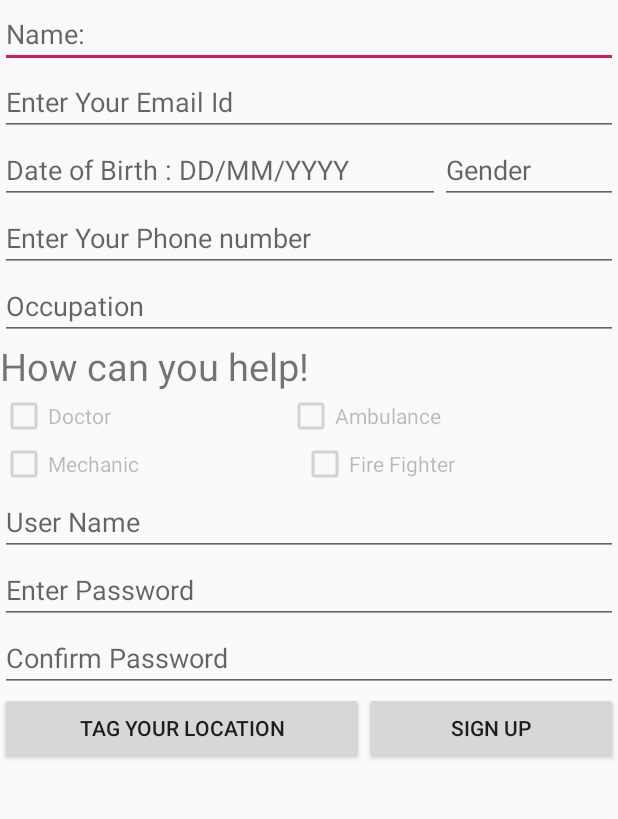
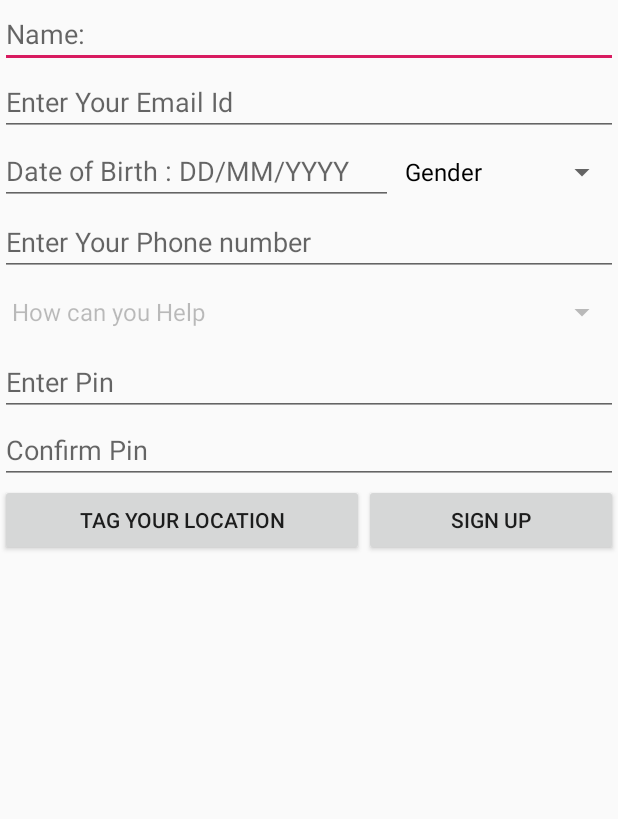
Before and after one commit to vhasija18/Aide, an Android app: the Signup screen opened directly, with no data from a screen before it, on a phone screen of 412 x 824 dp, the part 86-905 px from its top. Run offline under Robolectric (Android 15) with nearby library versions, the phone set to English and light mode, and no system bars.

Commit message:
2nd upload

```diff
--- a/app/src/main/java/com/example/vhasija/aide/Maps.java
+++ b/app/src/main/java/com/example/vhasija/aide/Maps.java
@@ -55,19 +55,11 @@ public class Maps extends FragmentActivity implements OnMapReadyCallback,
     }
 
 
-    /**
-     * Manipulates the map once available.
-     * This callback is triggered when the map is ready to be used.
-     * This is where we can add markers or lines, add listeners or move the camera. In this case,
-     * we just add a marker near Sydney, Australia.
-     * If Google Play services is not installed on the device, the user will be prompted to install
-     * it inside the SupportMapFragment. This method will only be triggered once the user has
-     * installed Google Play services and returned to the app.
-     */
+
     @Override
     public void onMapReady(GoogleMap googleMap) {
         mMap = googleMap;
-        mMap.setMapType(GoogleMap.MAP_TYPE_HYBRID);
+        mMap.setMapType(GoogleMap.MAP_TYPE_NORMAL);
 
         //Initialize Google Play Services
         if (android.os.Build.VERSION.SDK_INT >= Build.VERSION_CODES.M) {
--- a/app/src/main/java/com/example/vhasija/aide/Maps_Login.java
+++ b/app/src/main/java/com/example/vhasija/aide/Maps_Login.java
@@ -50,19 +50,11 @@ public class Maps_Login extends FragmentActivity implements OnMapReadyCallback,
     }
 
 
-    /**
-     * Manipulates the map once available.
-     * This callback is triggered when the map is ready to be used.
-     * This is where we can add markers or lines, add listeners or move the camera. In this case,
-     * we just add a marker near Sydney, Australia.
-     * If Google Play services is not installed on the device, the user will be prompted to install
-     * it inside the SupportMapFragment. This method will only be triggered once the user has
-     * installed Google Play services and returned to the app.
-     */
+
     @Override
     public void onMapReady(GoogleMap googleMap) {
         mMap = googleMap;
-        mMap.setMapType(GoogleMap.MAP_TYPE_HYBRID);
+        mMap.setMapType(GoogleMap.MAP_TYPE_NORMAL);
 
         //Initialize Google Play Services
         if (android.os.Build.VERSION.SDK_INT >= Build.VERSION_CODES.M) {
--- a/app/src/main/java/com/example/vhasija/aide/Signup.java
+++ b/app/src/main/java/com/example/vhasija/aide/Signup.java
@@ -8,49 +8,56 @@ import android.support.v7.app.AppCompatActivity;
 import android.support.v7.widget.Toolbar;
 import android.util.Log;
 import android.view.View;
+import android.widget.AdapterView;
 import android.widget.ArrayAdapter;
 import android.widget.AutoCompleteTextView;
 import android.widget.CheckBox;
 import android.widget.EditText;
 import android.widget.RadioButton;
+import android.widget.Spinner;
 
 public class Signup extends AppCompatActivity {
 
 
     double longitude =00.00;
     double latitude  =00.00;
-    CheckBox firefigther,doctor,mechanic,ambulance;
-    AutoCompleteTextView gender,occupation;
     RadioButton  user,aide;
-    EditText  name,email,dob,phone,username,password,confirmpassword;
-    String Occupation[] = {"Doctor","Teacher", "Surgeon","Dentist","Fire Figther", "ParaMedic", "Police Officer"};
-    String Gender[]= {"Male","Female"};
-    String name_value,email_value,dob_value,phone_value,username_value,password_value,confirmpassword_value,
+    EditText  name,email,dob,phone,pin,confirmpin;
+    String Occupation[] = {"How can you Help","Doctor","Teacher", "Surgeon","Dentist","Fire Figther", "ParaMedic", "Police Officer"};
+    String Gender[]= {"Gender","Male","Female"};
+    String name_value,email_value,dob_value,phone_value,pin_value,confirmpin_value,
             gender_value,occupation_value;
-    String occupation1,occupation2,occupation3,occupation4;
     int flag =1;
+    Spinner occupation,gender;
     protected void onCreate(Bundle savedInstanceState) {
         super.onCreate(savedInstanceState);
-        setContentView(R.layout.activity_signup);
-        firefigther = (CheckBox) findViewById(R.id.signup_Fire_Fighter);
-        doctor      = (CheckBox) findViewById(R.id.signup_Doctor);
-        mechanic    = (CheckBox) findViewById(R.id.signup_Mechanic);
-        ambulance   = (CheckBox) findViewById(R.id.signup_Ambulance);
-        gender      = (AutoCompleteTextView) findViewById(R.id.signup_Gender);
-        occupation  = (AutoCompleteTextView) findViewById(R.id.signup_Occupation);
+        setContentView(R.layout.activity_signup);;
+        occupation  = (Spinner) findViewById(R.id.signup_help);
+        gender      = (Spinner) findViewById(R.id.signup_gender);
         name        = (EditText) findViewById(R.id.signup_Name);
         email       = (EditText) findViewById(R.id.signup_email);
         phone       = (EditText) findViewById(R.id.signup_phone);
         dob         = (EditText) findViewById(R.id.signup_dob);
-        username    = (EditText) findViewById(R.id.signup_userName);
-        password    = (EditText) findViewById(R.id.signup_password);
-        confirmpassword = (EditText) findViewById(R.id.signup_confirmpassword);
+        pin    = (EditText) findViewById(R.id.signup_pin);
+        confirmpin = (EditText) findViewById(R.id.signup_confirmpin);
         ArrayAdapter adapter = new ArrayAdapter(this, R.layout.support_simple_spinner_dropdown_item,Gender);
         ArrayAdapter adapter1 = new ArrayAdapter(this,R.layout.support_simple_spinner_dropdown_item,Occupation);
         gender.setAdapter(adapter);
-        gender.setThreshold(1);
+        gender.setOnItemSelectedListener(new AdapterView.OnItemSelectedListener() {
+            @Override
+            public void onItemSelected(AdapterView<?> parent, View view, int position, long id) {
+                gender_value= parent.getItemAtPosition(position).toString();
+                System.out.println(gender_value);
+            }
+
+            @Override
+            public void onNothingSelected(AdapterView<?> parent) {
+
+            }
+        });
         occupation.setAdapter(adapter1);
-        occupation.setThreshold(1);
+        occupation.setEnabled(false);
+
             }
     public void Maps(View view) {
         Intent intent = new Intent(Signup.this,Maps.class);
@@ -64,13 +71,24 @@ public class Signup extends AppCompatActivity {
             switch(view.getId())
             {
                 case R.id.signup_User:
+                    occupation.setEnabled(false);
                     break;
                 case R.id.signup_Aide:
-                    doctor.setEnabled(true);
-                    mechanic.setEnabled(true);
-                    firefigther.setEnabled(true);
-                    ambulance.setEnabled(true);
                     flag =-1;
+                    occupation.setEnabled(true);
+                    occupation.setOnItemSelectedListener(new AdapterView.OnItemSelectedListener() {
+                        @Override
+                        public void onItemSelected(AdapterView<?> parent, View view, int position, long id) {
+                            occupation_value= parent.getItemAtPosition(position).toString();
+                            System.out.println(occupation_value);
+                        }
+
+                        @Override
+                        public void onNothingSelected(AdapterView<?> parent) {
+
+                        }
+                    });
+
                     break;
             }
         }
@@ -92,24 +110,6 @@ public class Signup extends AppCompatActivity {
         System.out.println("MIke");
         if(flag== -1)
           {
-              if(doctor.isChecked())
-              {
-                  occupation1 = "doctor";
-              }
-              if(mechanic.isChecked())
-              {
-                  occupation2= "Mechanic";
-              }
-
-              if(firefigther.isChecked())
-              {
-                  occupation3 ="Fire Figther";
-              }
-
-              if(ambulance.isChecked())
-              {
-                  occupation4 = "Ambulance";
-              }
 
           }
 
@@ -117,11 +117,8 @@ public class Signup extends AppCompatActivity {
         email_value = email.getText().toString();
         phone_value = phone.getText().toString();
         dob_value   = dob.getText().toString();
-        username_value = username.getText().toString();
-        password_value = password.getText().toString();
-        confirmpassword_value= confirmpassword.getText().toString();
-        gender_value =gender.getText().toString();
-        occupation_value= occupation.getText().toString();
+        pin_value = pin.getText().toString();
+        confirmpin_value= confirmpin.getText().toString();
 
         System.out.println(name_value);
         System.out.println(email_value);
@@ -129,18 +126,10 @@ public class Signup extends AppCompatActivity {
         System.out.println(phone_value);
         System.out.println(gender_value);
         System.out.println(occupation_value);
-        System.out.println(username_value);
-        System.out.println(password_value);
-        System.out.println(confirmpassword_value);
-        System.out.println(occupation1);
-        System.out.println(occupation2);
-        System.out.println(occupation3);
-        System.out.println(occupation4);
+        System.out.println(pin_value);
+        System.out.println(confirmpin_value);
         System.out.println(latitude);
         System.out.println(longitude);
-
-
-jhjsdsahjdhsajhdkjashdkjahdkja
 
     }
 
--- a/app/src/main/res/layout/activity_login.xml
+++ b/app/src/main/res/layout/activity_login.xml
@@ -27,7 +27,7 @@
             android:layout_height="wrap_content"
             android:ems="10"
             android:inputType="textPersonName"
-            android:hint="Enter User ID" />
+            android:hint="Enter Your Email Id/Phone" />
 
         <EditText
             android:id="@+id/Password"
--- a/app/src/main/res/layout/activity_signup.xml
+++ b/app/src/main/res/layout/activity_signup.xml
@@ -68,12 +68,14 @@
         android:layout_weight=".60"
         android:hint="Date of Birth : DD/MM/YYYY" />
 
-    <AutoCompleteTextView
-        android:id="@+id/signup_Gender"
-        android:layout_width="wrap_content"
-        android:layout_height="wrap_content"
-        android:layout_weight=".40"
-        android:hint="Gender"/>
+        <Spinner
+            android:id="@+id/signup_gender"
+            android:layout_width="wrap_content"
+            android:layout_height="wrap_content"
+            android:spinnerMode="dropdown"
+            android:layout_weight=".4"
+            android:autofillHints="Gender"/>
+
     </LinearLayout>
 
 
@@ -87,97 +89,31 @@
         android:hint="Enter Your Phone number"/>
 
 
-        <AutoCompleteTextView
-            android:id="@+id/signup_Occupation"
+        <Spinner
+            android:id="@+id/signup_help"
             android:layout_width="match_parent"
             android:layout_height="wrap_content"
-            android:hint="Occupation" />
+            android:spinnerMode="dropdown"
+            android:autofillHints="How can you Help!" />
 
 
-    <LinearLayout
-        android:layout_width="match_parent"
-        android:layout_height="wrap_content"
-        android:id="@+id/layout3"
-        android:orientation="vertical"
-        android:visibility="visible">
-        <TextView
-            android:id="@+id/textView6"
-            android:layout_width="match_parent"
-            android:layout_height="wrap_content"
-            android:text="How can you help!"
-            android:textSize="25dp"/>
 
-        <LinearLayout
-            android:layout_width="match_parent"
-            android:layout_height="wrap_content"
-            android:id="@+id/layout4"
-            android:orientation="horizontal"
-            android:visibility="visible">
-        <CheckBox
-        android:id="@+id/signup_Doctor"
-        android:layout_width="wrap_content"
-        android:layout_height="wrap_content"
-        android:text="Doctor"
-        android:layout_weight=".50"
-        android:enabled="false"    />
-
-    <CheckBox
-        android:id="@+id/signup_Ambulance"
-        android:layout_width="wrap_content"
-        android:layout_height="wrap_content"
-        android:text="Ambulance"
-        android:layout_weight=".5"
-        android:enabled="false"/>
-        </LinearLayout>
-        <LinearLayout
-            android:layout_width="match_parent"
-            android:layout_height="wrap_content"
-            android:id="@+id/layout5"
-            android:orientation="horizontal"
-            android:visibility="visible">
-    <CheckBox
-        android:id="@+id/signup_Mechanic"
-        android:layout_width="wrap_content"
-        android:layout_height="wrap_content"
-        android:text="Mechanic"
-        android:layout_weight=".5"
-        android:enabled="false"/>
-
-    <CheckBox
-        android:id="@+id/signup_Fire_Fighter"
-        android:layout_width="wrap_content"
-        android:layout_height="wrap_content"
-        android:text="Fire Fighter"
-        android:layout_weight=".5"
-        android:enabled="false"/>
-
-        </LinearLayout>
-
-    </LinearLayout>
 
     <EditText
-        android:id="@+id/signup_userName"
-        android:layout_width="match_parent"
-        android:layout_height="wrap_content"
-        android:ems="10"
-        android:inputType="textPersonName"
-        android:hint="User Name" />
-
-    <EditText
-        android:id="@+id/signup_password"
+        android:id="@+id/signup_pin"
         android:layout_width="match_parent"
         android:layout_height="wrap_content"
         android:ems="10"
         android:inputType="numberPassword"
-        android:hint="Enter Password"/>
+        android:hint="Enter Pin"/>
 
     <EditText
-        android:id="@+id/signup_confirmpassword"
+        android:id="@+id/signup_confirmpin"
         android:layout_width="match_parent"
         android:layout_height="wrap_content"
         android:ems="10"
         android:inputType="numberPassword"
-        android:hint="Confirm Password"/>
+        android:hint="Confirm Pin"/>
     <LinearLayout
         android:layout_width="match_parent"
         android:layout_height="wrap_content"
```
